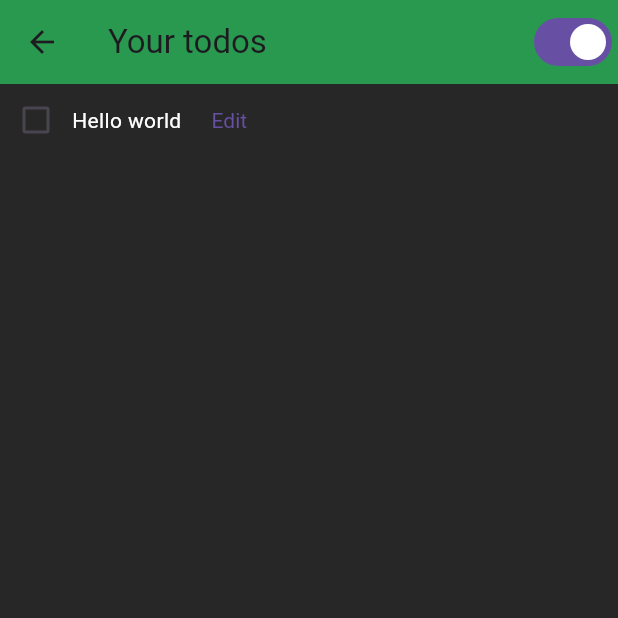
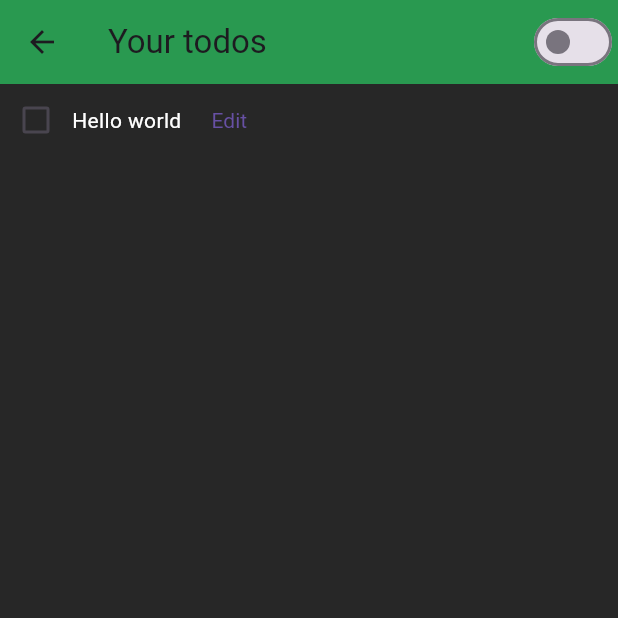
Before and after one commit to valyriouc/Todo, a Flutter app: the EditTodoView screen opened directly, after a tap on "Edit", on a phone screen of 412 x 824 dp, the top half of it. Run offline on Flutter 3.47's test engine with Material 3 defaults, Android fonts, the phone set to English and light mode, and no system bars.

Commit message:
Implement a working dark/light theme switch

```diff
--- a/todoer/lib/main.dart
+++ b/todoer/lib/main.dart
@@ -1,55 +1,19 @@
 import 'package:flutter/material.dart';
 import 'package:provider/provider.dart';
 import 'package:todoer/viewmodels.dart';
-
-class ThemeConfigurations {
-  static Color barColor = const Color.fromARGB(255, 41, 153, 80);
-  static Color mainTheme = const Color.fromARGB(255, 39, 39, 39);
-  static Color textColor = const Color.fromARGB(255, 255, 255, 255);
-
-  bool currentTheme = true;
-
-  static ThemeConfigurations? _instance;
-
-  static ThemeConfigurations getInstance() {
-    _instance ??= ThemeConfigurations._();
-    return _instance!;
-  }
-
-  ThemeConfigurations._() : currentTheme = true;
-
-  void changeTheme() {
-    if (currentTheme) {
-      currentTheme = false;
-      mainTheme = const Color.fromARGB(255, 255, 255, 255);
-      textColor = const Color.fromARGB(255, 0, 0, 0);
-    } else {
-      currentTheme = true;
-      mainTheme = const Color.fromARGB(255, 39, 39, 39);
-      textColor = const Color.fromARGB(255, 255, 255, 255);
-    }
-  }
-}
 
 void main() {
     runApp(
       MultiProvider(providers: [
         ChangeNotifierProvider(create: (_) => TodoViewModel(models: <TodoModel> [ TodoModel(title: "Hello world")])),
+        ChangeNotifierProvider(create: (_) => ThemeViewModel(model: ThemeModel()))
       ],
       child: const MainApp())
     );
 }
 
-class MainApp extends StatefulWidget {
+class MainApp extends StatelessWidget {
   const MainApp({super.key});
-
-  @override
-  State<StatefulWidget> createState() => MainState();
-}
-
-class MainState extends State<MainApp> {
-
-  final ThemeConfigurations theme = ThemeConfigurations.getInstance();
 
   @override
   Widget build(BuildContext context) {
@@ -65,18 +29,18 @@ class TodoView extends StatelessWidget {
 
   @override
   Widget build(BuildContext context) {
-    MainState? main = context.findAncestorStateOfType<MainState>();
     return Consumer<TodoViewModel>(
       builder: (context, viewModel, test) {
-        return Scaffold(
+        return Consumer<ThemeViewModel>(builder: (tcontext, themeModel, other) {
+          return Scaffold(
           appBar: AppBar(
             title: const Text("Your todos"),
-            backgroundColor: ThemeConfigurations.barColor,
+            backgroundColor: themeModel.barColor,
             actions: [
-              Switch(value: main?.theme.currentTheme ?? true, onChanged: (value) => main?.theme.changeTheme())
+              Switch(value: themeModel.currentTheme, onChanged: (value) => themeModel.changeTheme())
             ],
           ),
-          backgroundColor: ThemeConfigurations.mainTheme,
+          backgroundColor: themeModel.mainColor,
           body: ListView.builder(
               itemCount: viewModel.models.length,
               itemBuilder: (context, item) {
@@ -90,10 +54,10 @@ class TodoView extends StatelessWidget {
                     ),
                   Text(
                     viewModel.models[item].title,
-                    style: TextStyle(color: ThemeConfigurations.textColor)
+                    style: TextStyle(color: themeModel.textColor)
                   ),
                   TextButton(
-                    style: ButtonStyle(textStyle: WidgetStatePropertyAll(TextStyle(color: ThemeConfigurations.textColor))),
+                    style: ButtonStyle(textStyle: WidgetStatePropertyAll(TextStyle(color: themeModel.textColor))),
                     child: const Text("Edit"),
                     onPressed: () => Navigator.push(
                       context,
@@ -103,6 +67,7 @@ class TodoView extends StatelessWidget {
               }
             )
         );
+        });
       });
   }
 }
@@ -112,12 +77,14 @@ class EditTodoView extends StatelessWidget {
 
   @override
   Widget build(BuildContext context) {
-    return Scaffold(
+    return Consumer<ThemeViewModel>(
+      builder: (context, themeModel, child) {
+         return Scaffold(
         appBar: AppBar(
           title: const Text("Editing"),
-          backgroundColor: ThemeConfigurations.barColor,
+          backgroundColor: themeModel.barColor,
         ),
-        backgroundColor: ThemeConfigurations.mainTheme,
+        backgroundColor: themeModel.mainColor,
         body: Row(
           children: [
             SizedBox(
@@ -126,15 +93,16 @@ class EditTodoView extends StatelessWidget {
               child: TextField(
                 autofocus: true,
                 style: TextStyle(
-                  color: ThemeConfigurations.textColor,
+                  color: themeModel.textColor,
                 ),
                 decoration: InputDecoration(
                   hintText: "Enter the title",
-                  hintStyle: TextStyle(color: ThemeConfigurations.textColor)
+                  hintStyle: TextStyle(color: themeModel.textColor)
                 ),
               )),
             TextButton(onPressed: () => { Navigator.push(context, MaterialPageRoute(builder: (context) => const TodoView()))}, child: const Text("Edit"))
           ]),
       );
+      });
   }
 }
--- a/todoer/lib/viewmodels.dart
+++ b/todoer/lib/viewmodels.dart
@@ -42,5 +42,41 @@ class TodoViewModel with ChangeNotifier {
   }
 
   List<TodoModel> get models => _models;
+}
 
+class ThemeModel {
+
+  static const Color barColor = Color.fromARGB(255, 41, 153, 80);
+  static Color mainTheme = const Color.fromARGB(255, 39, 39, 39);
+  static Color textColor = const Color.fromARGB(255, 255, 255, 255);
+
+  bool currentTheme;
+
+  ThemeModel() : currentTheme = false;
 }
+
+class ThemeViewModel with ChangeNotifier {
+
+  final ThemeModel model;
+
+  Color get barColor => ThemeModel.barColor;
+  Color get mainColor => ThemeModel.mainTheme;
+  Color get textColor => ThemeModel.textColor;
+
+  bool get currentTheme => model.currentTheme;
+
+  ThemeViewModel({required this.model});
+
+  void changeTheme() {
+    if (model.currentTheme) {
+      model.currentTheme = false;
+      ThemeModel.mainTheme = const Color.fromARGB(255, 255, 255, 255);
+      ThemeModel.textColor = const Color.fromARGB(255, 0, 0, 0);
+    } else {
+      model.currentTheme = true;
+      ThemeModel.mainTheme = const Color.fromARGB(255, 39, 39, 39);
+      ThemeModel.textColor = const Color.fromARGB(255, 255, 255, 255);
+    }
+    notifyListeners();
+  }
+}
```
